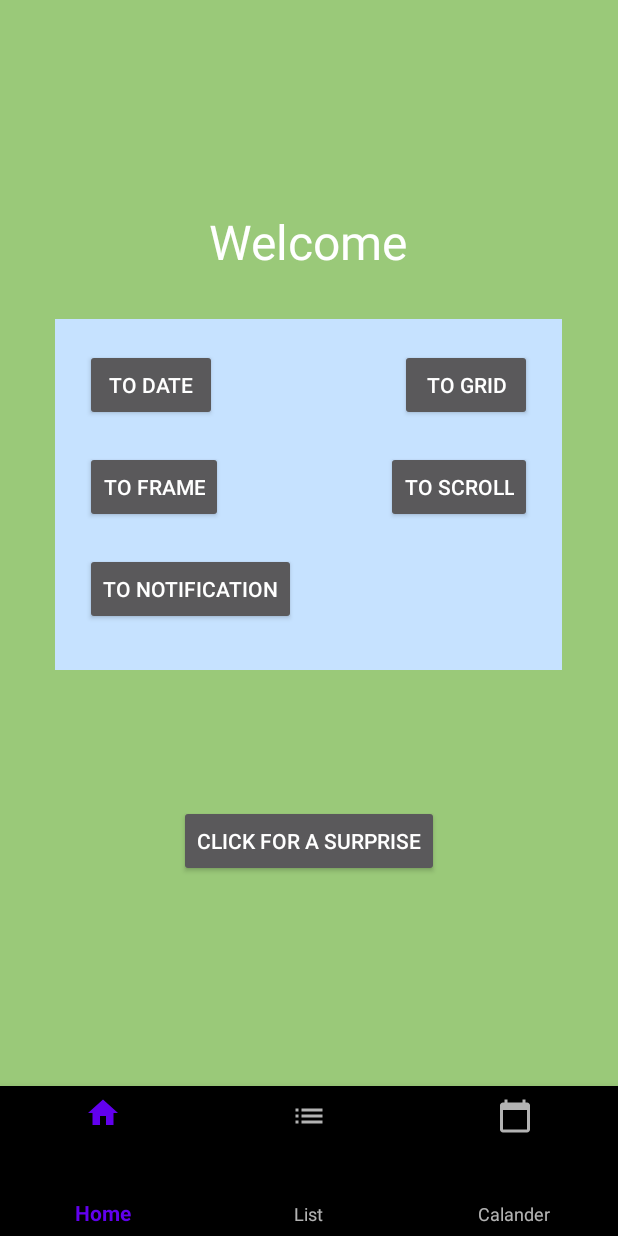
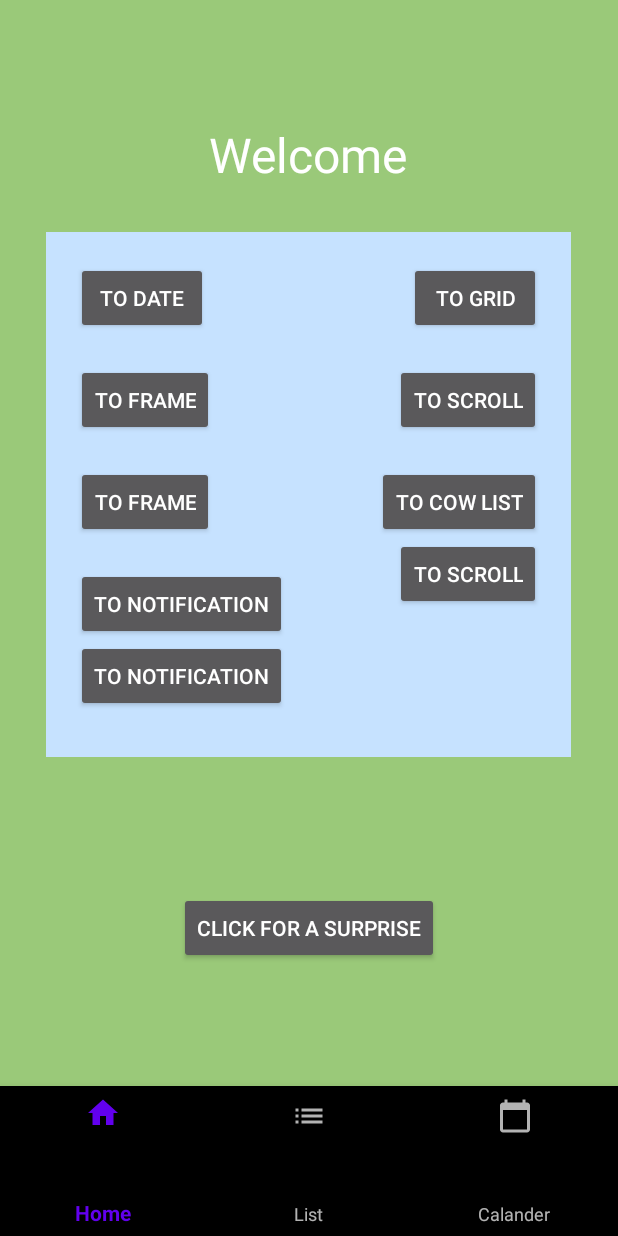
Before and after one commit to andrew-of-ulster/GestationApp, an Android app: the layout activity_main.xml on its own in the app's theme, with its tools: preview values and no code run, on a phone screen of 412 x 824 dp. Run offline under Robolectric (Android 15) with nearby library versions, the phone set to English and light mode, and no system bars.

Commit message:
Added Cow listAdapter and list display

```diff
--- a/app/src/main/AndroidManifest.xml
+++ b/app/src/main/AndroidManifest.xml
@@ -26,6 +26,7 @@
         <activity android:name=".framePage"/>
         <activity android:name=".actualGridPage"/>
         <activity android:name=".notiPage"/>
+        <activity android:name=".CowListActivity"/>
 
     </application>
 
--- a/app/src/main/res/layout/activity_main.xml
+++ b/app/src/main/res/layout/activity_main.xml
@@ -66,6 +66,13 @@
                         android:layout_marginBottom="20dp"
                         android:text="To Date" />
 
+        <Button
+            android:id="@+id/toFrameButton"
+            android:layout_width="wrap_content"
+            android:layout_height="wrap_content"
+            android:text="To Frame"
+            android:layout_marginBottom="20dp"
+            />
                     <Button
                         android:id="@+id/toFrameButton"
                         android:layout_width="wrap_content"
@@ -74,6 +81,12 @@
                         android:layout_marginBottom="20dp"
                         android:text="To Frame" />
 
+        <Button
+            android:id="@+id/toNotiButton"
+            android:layout_width="wrap_content"
+            android:layout_height="wrap_content"
+            android:text="To Notification"
+            />
                     <Button
                         android:id="@+id/toNotiButton"
                         android:layout_width="wrap_content"
@@ -98,6 +111,20 @@
                         android:layout_marginBottom="20dp"
                         android:text="To Grid" />
 
+        <Button
+            android:id="@+id/toScrollButton"
+            android:layout_width="wrap_content"
+            android:layout_height="wrap_content"
+            android:text="To Scroll"
+            android:layout_marginBottom="20dp"
+            />
+
+        <Button
+            android:id="@+id/toCowListButton"
+            android:layout_width="wrap_content"
+            android:layout_height="wrap_content"
+            android:text="To Cow List"
+            />
                     <Button
                         android:id="@+id/toScrollButton"
                         android:layout_width="wrap_content"
```
Also changed, not shown: app/src/main/java/com/example/gestationapp/Cow.java (added, +72 -0 lines), app/src/main/java/com/example/gestationapp/CowAdapter.java (added, +48 -0 lines), app/src/main/java/com/example/gestationapp/CowListActivity.java (added, +30 -0 lines), app/src/main/java/com/example/gestationapp/MainActivity.java (+10 -0 lines), app/src/main/java/com/example/gestationapp/datePage.java (+15 -14 lines), app/src/main/res/layout/cow_item.xml (added, +59 -0 lines), app/src/main/res/layout/cow_list_layout.xml (added, +24 -0 lines).
